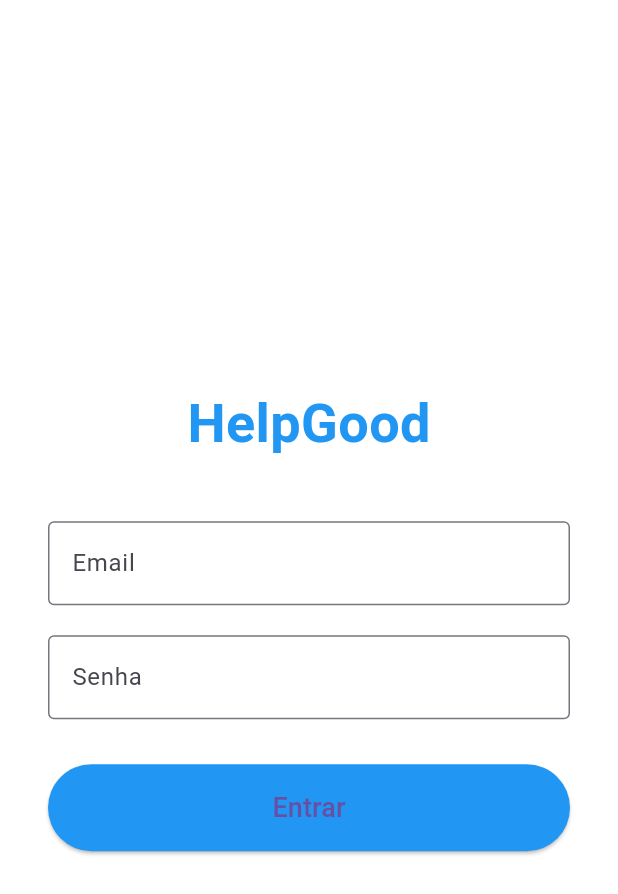
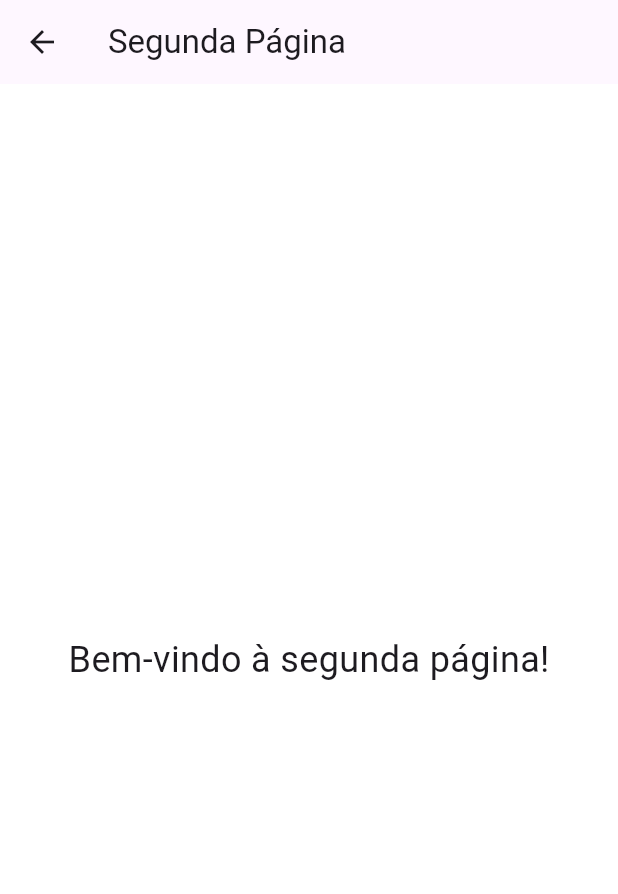
Before and after one commit to h3m5t/piloto, a Flutter app: the screen it shows after launch, after a tap on "Entrar", on a phone screen of 412 x 824 dp. Shown: the top 894 px of the screen. Run offline on Flutter 3.47's test engine with Material 3 defaults, Android fonts, the phone set to English and light mode, and no system bars.

Commit message:
aula.chatgpt

```diff
--- a/lib/main.dart
+++ b/lib/main.dart
@@ -1,4 +1,5 @@
 import 'package:flutter/material.dart';
+import 'second_page.dart'; // Importando a segunda página
 
 void main() {
   runApp(const HelpGoodApp());
@@ -60,7 +61,11 @@
               width: double.infinity,
               child: ElevatedButton(
                 onPressed: () {
-                  // lógica de login
+                  // Navegação para a segunda página
+                  Navigator.push(
+                    context,
+                    MaterialPageRoute(builder: (context) => const SecondPage()),
+                  );
                 },
                 style: ElevatedButton.styleFrom(
                   backgroundColor: Colors.blue,
--- /dev/null
+++ b/lib/second_page.dart
@@ -0,0 +1,20 @@
+import 'package:flutter/material.dart';
+
+class SecondPage extends StatelessWidget {
+  const SecondPage({super.key});
+
+  @override
+  Widget build(BuildContext context) {
+    return Scaffold(
+      appBar: AppBar(
+        title: const Text('Segunda Página'),
+      ),
+      body: Center(
+        child: const Text(
+          'Bem-vindo à segunda página!',
+          style: TextStyle(fontSize: 24),
+        ),
+      ),
+    );
+  }
+}
```
